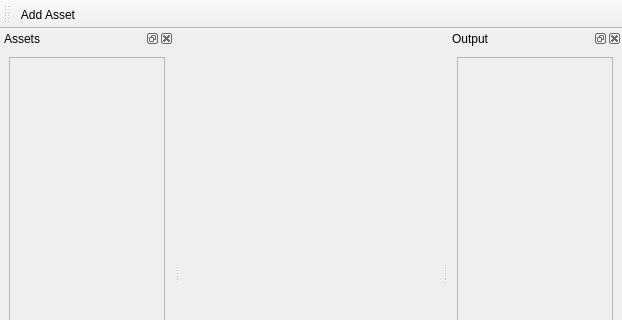
Old version of the form dieschere/main.ui in the repository ralsina/24-hour-apps; both pictures show x 0 to 622 and y 0 to 320 of the 622 by 540 pixel window.
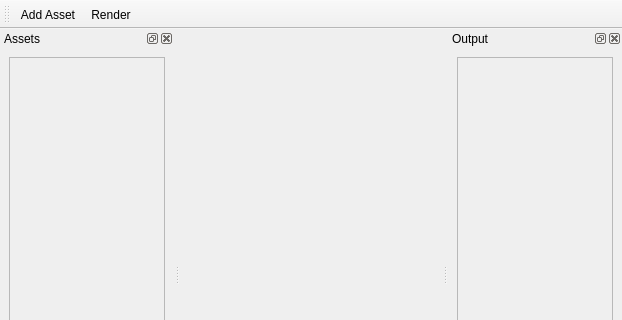
New version of the form. Icons and pictures are not drawn. Custom widgets are drawn as their Qt base class.

Commit message: Added 'render' action (not implemented yet)

```diff
--- a/dieschere/main.ui
+++ b/dieschere/main.ui
@@ -172,6 +172,7 @@
     <bool>false</bool>
    </attribute>
    <addaction name="addAsset"/>
+   <addaction name="actionRender"/>
   </widget>
   <widget class="QDockWidget" name="dockWidget">
    <property name="sizePolicy">
@@ -298,6 +299,15 @@
     <string>Add Asset</string>
    </property>
   </action>
+  <action name="actionRender">
+   <property name="icon">
+    <iconset resource="icons.qrc">
+     <normaloff>:/icons/rebuild.svg</normaloff>:/icons/rebuild.svg</iconset>
+   </property>
+   <property name="text">
+    <string>Render</string>
+   </property>
+  </action>
  </widget>
  <customwidgets>
   <customwidget>
```
The commit also changes 4 other files.
